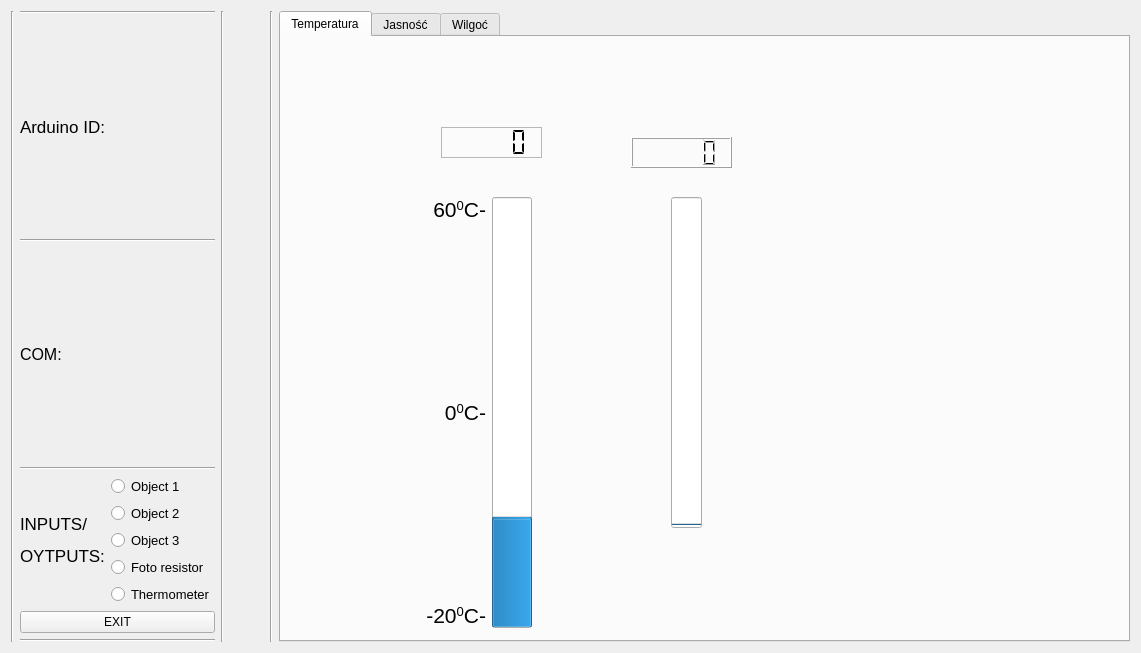
First picture: the form in Staff.ui, repository xxBeWolfxx/house_manager, before the edit.
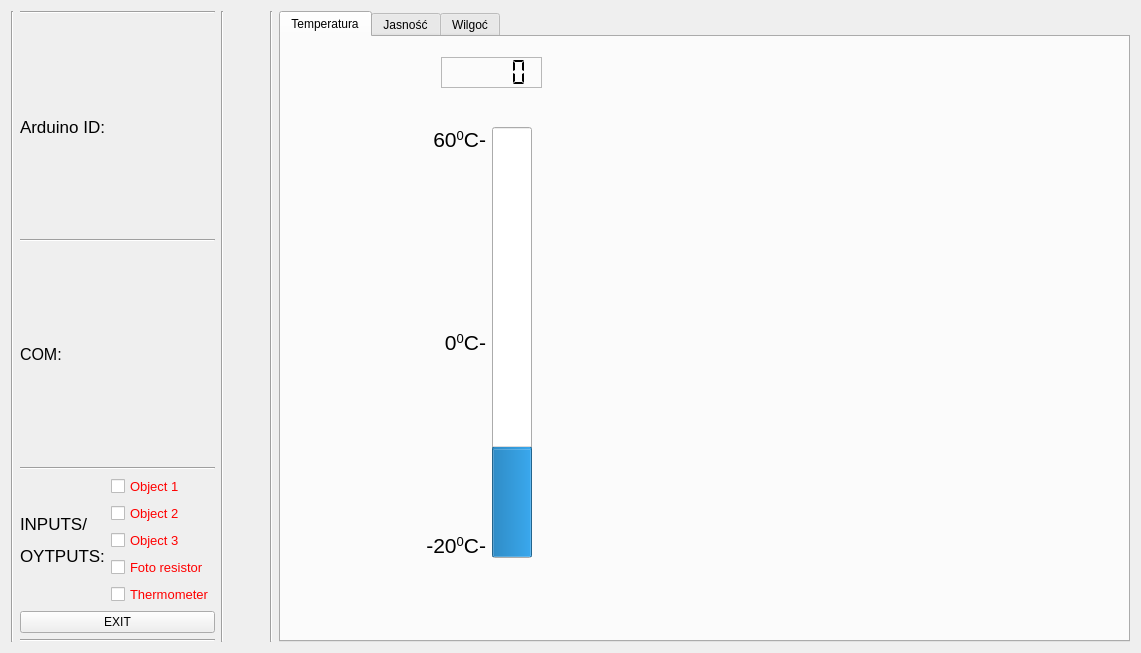
Second picture: the form after the edit.

What changed in the file:
```diff
--- a/Staff.ui
+++ b/Staff.ui
@@ -13,6 +13,15 @@
   <property name="windowTitle">
    <string>Form</string>
   </property>
+  <property name="styleSheet">
+   <string notr="true">QCheckBox:unchecked {
+  color: red;
+}
+QCheckBox:checked {
+  color: green;
+}
+</string>
+  </property>
   <layout class="QHBoxLayout" name="horizontalLayout">
    <item>
     <widget class="Line" name="line">
@@ -119,7 +128,7 @@
          <item>
           <layout class="QVBoxLayout" name="verticalLayout_2">
            <item>
-            <widget class="QRadioButton" name="obj1">
+            <widget class="QCheckBox" name="obj1">
              <property name="font">
               <font>
                <pointsize>10</pointsize>
@@ -131,7 +140,7 @@
             </widget>
            </item>
            <item>
-            <widget class="QRadioButton" name="obj2">
+            <widget class="QCheckBox" name="obj2">
              <property name="font">
               <font>
                <pointsize>10</pointsize>
@@ -143,7 +152,7 @@
             </widget>
            </item>
            <item>
-            <widget class="QRadioButton" name="obj3">
+            <widget class="QCheckBox" name="obj3">
              <property name="font">
               <font>
                <pointsize>10</pointsize>
@@ -155,7 +164,7 @@
             </widget>
            </item>
            <item>
-            <widget class="QRadioButton" name="foto_r">
+            <widget class="QCheckBox" name="foto_r">
              <property name="font">
               <font>
                <pointsize>10</pointsize>
@@ -167,7 +176,7 @@
             </widget>
            </item>
            <item>
-            <widget class="QRadioButton" name="therm">
+            <widget class="QCheckBox" name="therm">
              <property name="font">
               <font>
                <pointsize>10</pointsize>
@@ -245,37 +254,11 @@
       <attribute name="title">
        <string>Temperatura</string>
       </attribute>
-      <widget class="QLCDNumber" name="lcd_temp_2">
-       <property name="geometry">
-        <rect>
-         <x>350</x>
-         <y>100</y>
-         <width>101</width>
-         <height>31</height>
-        </rect>
-       </property>
-      </widget>
-      <widget class="QProgressBar" name="temp_bar2">
-       <property name="geometry">
-        <rect>
-         <x>390</x>
-         <y>160</y>
-         <width>31</width>
-         <height>331</height>
-        </rect>
-       </property>
-       <property name="value">
-        <number>0</number>
-       </property>
-       <property name="orientation">
-        <enum>Qt::Vertical</enum>
-       </property>
-      </widget>
       <widget class="QLCDNumber" name="lcd_temp_1">
        <property name="geometry">
         <rect>
          <x>160</x>
-         <y>90</y>
+         <y>20</y>
          <width>101</width>
          <height>31</height>
         </rect>
@@ -294,7 +277,7 @@
        <property name="geometry">
         <rect>
          <x>30</x>
-         <y>140</y>
+         <y>70</y>
          <width>221</width>
          <height>451</height>
         </rect>
```
Left out of the diff: 62 changed lines with no effect on the pictures.
